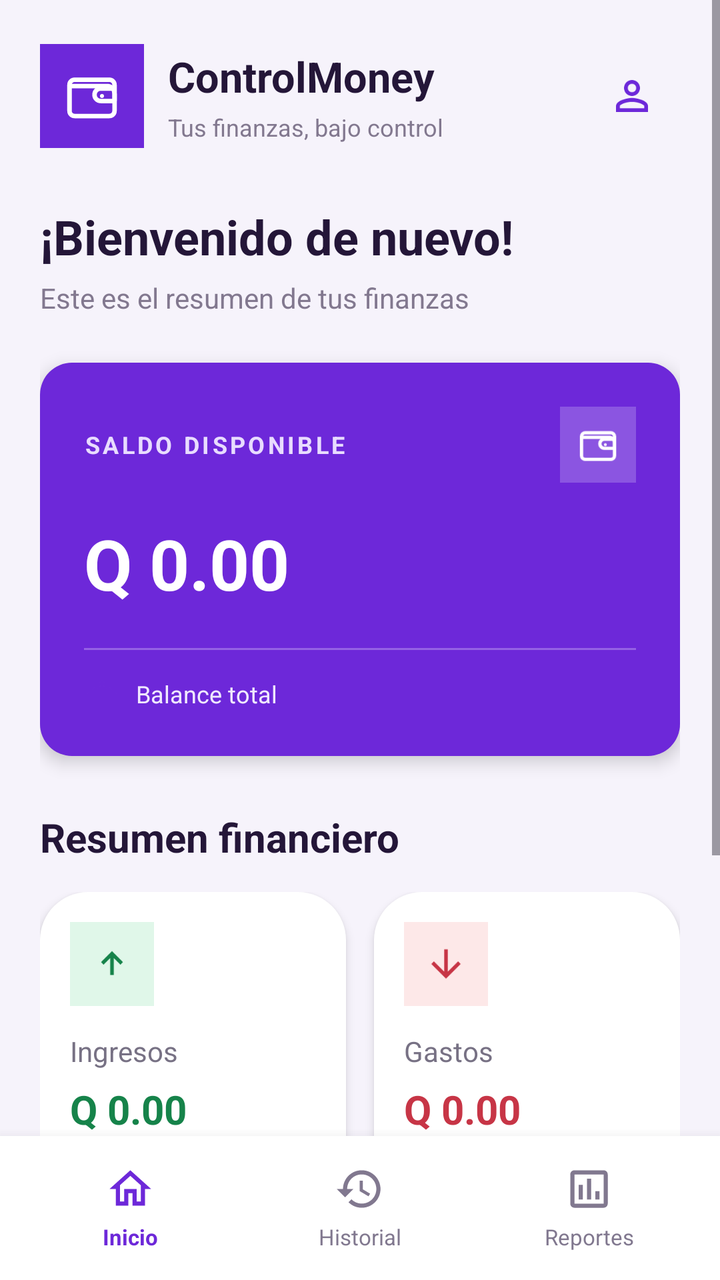
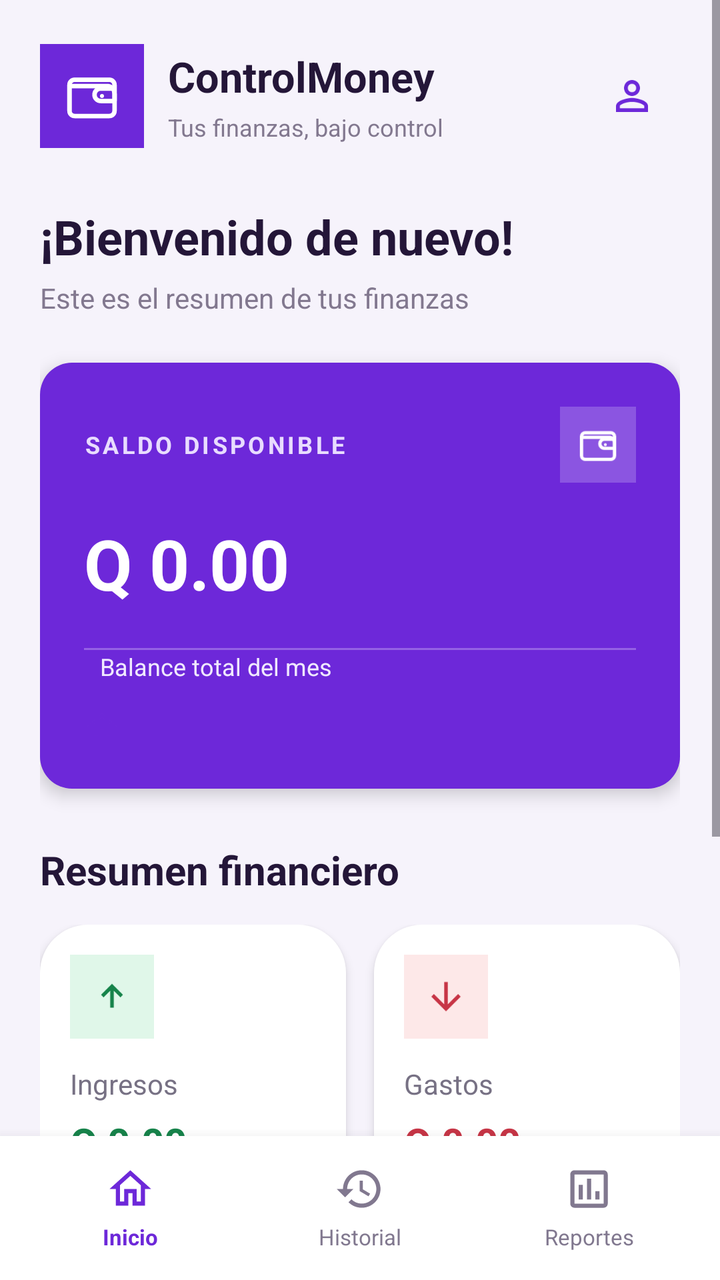

Screens rendered from an Android XML layout before and after an edit, with the pre-edit source and the edit as a unified diff.
<!-- AndroidManifest.xml: application theme Theme.ControlMoney -->
<!-- res/layout/activity_inicio.xml -->
<?xml version="1.0" encoding="utf-8"?>
<LinearLayout xmlns:android="http://schemas.android.com/apk/res/android"
    xmlns:app="http://schemas.android.com/apk/res-auto"
    android:layout_width="match_parent"
    android:layout_height="match_parent"
    android:orientation="vertical"
    android:background="#F6F3FB">

    <ScrollView
        android:layout_width="match_parent"
        android:layout_height="0dp"
        android:layout_weight="1"
        android:fillViewport="true">

        <LinearLayout
            android:layout_width="match_parent"
            android:layout_height="wrap_content"
            android:orientation="vertical"
            android:paddingStart="20dp"
            android:paddingEnd="20dp"
            android:paddingTop="22dp"
            android:paddingBottom="24dp">

            
            <LinearLayout
                android:layout_width="match_parent"
                android:layout_height="wrap_content"
                android:gravity="center_vertical"
                android:orientation="horizontal">

                <ImageView
                    android:layout_width="52dp"
                    android:layout_height="52dp"
                    android:padding="11dp"
                    android:background="#6D28D9"
                    android:src="@drawable/ic_billetera"
                    android:contentDescription="ControlMoney" />

                <LinearLayout
                    android:layout_width="0dp"
                    android:layout_height="wrap_content"
                    android:layout_weight="1"
                    android:orientation="vertical"
                    android:paddingStart="12dp">

                    <TextView
                        android:layout_width="wrap_content"
                        android:layout_height="wrap_content"
                        android:text="ControlMoney"
                        android:textColor="#241638"
                        android:textSize="21sp"
                        android:textStyle="bold" />

                    <TextView
                        android:layout_width="wrap_content"
                        android:layout_height="wrap_content"
                        android:layout_marginTop="3dp"
                        android:text="Tus finanzas, bajo control"
                        android:textColor="#82788F"
                        android:textSize="12sp" />
                </LinearLayout>

                <ImageView
                    android:id="@+id/btnPerfil"
                    android:layout_width="48dp"
                    android:layout_height="48dp"
                    android:padding="12dp"
                    android:src="@drawable/ic_usuario"
                    android:contentDescription="Mi perfil"
                    android:clickable="true"
                    android:focusable="true"
                    app:tint="#6D28D9" />
            </LinearLayout>

            
            <TextView
                android:layout_width="wrap_content"
                android:layout_height="wrap_content"
                android:layout_marginTop="28dp"
                android:text="¡Bienvenido de nuevo!"
                android:textColor="#241638"
                android:textSize="24sp"
                android:textStyle="bold" />

            <TextView
                android:layout_width="wrap_content"
                android:layout_height="wrap_content"
                android:layout_marginTop="5dp"
                android:text="Este es el resumen de tus finanzas"
                android:textColor="#82788F"
                android:textSize="14sp" />

            
            <LinearLayout
                android:layout_width="match_parent"
                android:layout_height="wrap_content"
                android:layout_marginTop="23dp"
                android:orientation="vertical"
                android:padding="22dp"
                android:background="@drawable/fondo_boton_morado"
                android:elevation="5dp">

                <LinearLayout
                    android:layout_width="match_parent"
                    android:layout_height="wrap_content"
                    android:gravity="center_vertical"
                    android:orientation="horizontal">

                    <TextView
                        android:layout_width="0dp"
                        android:layout_height="wrap_content"
                        android:layout_weight="1"
                        android:text="SALDO DISPONIBLE"
                        android:textColor="#E8DCFF"
                        android:textSize="12sp"
                        android:textStyle="bold"
                        android:letterSpacing="0.12" />

                    <ImageView
                        android:layout_width="38dp"
                        android:layout_height="38dp"
                        android:padding="8dp"
                        android:background="#35FFFFFF"
                        android:src="@drawable/ic_billetera"
                        android:contentDescription="Saldo" />
                </LinearLayout>

                <TextView
                    android:id="@+id/tvSaldoDisponible"
                    android:layout_width="match_parent"
                    android:layout_height="wrap_content"
                    android:layout_marginTop="17dp"
                    android:text="Q 0.00"
                    android:textColor="#FFFFFF"
                    android:textSize="35sp"
                    android:textStyle="bold"
                    android:maxLines="1"
                    android:autoSizeTextType="uniform"
                    android:autoSizeMinTextSize="20sp"
                    android:autoSizeMaxTextSize="35sp"
                    android:autoSizeStepGranularity="1sp" />

                <View
                    android:layout_width="match_parent"
                    android:layout_height="1dp"
                    android:layout_marginTop="19dp"
                    android:background="#45FFFFFF" />

                <LinearLayout
                    android:layout_width="match_parent"
                    android:layout_height="wrap_content"
                    android:layout_marginTop="13dp"
                    android:gravity="center_vertical"
                    android:orientation="horizontal">

                    <ImageView
                        android:layout_width="18dp"
                        android:layout_height="18dp"
                        android:src="@drawable/ic_inicio"
                        app:tint="#6D28D9"
                        android:contentDescription="Finanzas" />

                    <TextView
                        android:layout_width="wrap_content"
                        android:layout_height="wrap_content"
                        android:layout_marginStart="8dp"
                        android:text="Balance total"
                        android:textColor="#F0E9FF"
                        android:textSize="12sp" />
                </LinearLayout>
            </LinearLayout>

            
            <TextView
                android:layout_width="wrap_content"
                android:layout_height="wrap_content"
                android:layout_marginTop="27dp"
                android:layout_marginBottom="14dp"
                android:text="Resumen financiero"
                android:textColor="#241638"
                android:textSize="20sp"
                android:textStyle="bold" />

            <LinearLayout
                android:layout_width="match_parent"
                android:layout_height="wrap_content"
                android:orientation="horizontal"
                android:baselineAligned="false">

                
                <LinearLayout
                    android:layout_width="0dp"
                    android:layout_height="wrap_content"
                    android:layout_weight="1"
                    android:layout_marginEnd="7dp"
                    android:orientation="vertical"
                    android:padding="15dp"
                    android:background="@drawable/fondo_tarjeta"
                    android:elevation="3dp">

                    <ImageView
                        android:layout_width="42dp"
                        android:layout_height="42dp"
                        android:padding="10dp"
                        android:background="#E0F7E9"
                        android:src="@drawable/ic_ingreso"
                        app:tint="#16834A"
                        android:contentDescription="Ingresos" />

                    <TextView
                        android:layout_width="wrap_content"
                        android:layout_height="wrap_content"
                        android:layout_marginTop="13dp"
                        android:text="Ingresos"
                        android:textColor="#777184"
                        android:textSize="14sp" />

                    <TextView
                        android:id="@+id/tvTotalIngresos"
                        android:layout_width="match_parent"
                        android:layout_height="wrap_content"
                        android:layout_marginTop="6dp"
                        android:text="Q 0.00"
                        android:textColor="#16834A"
                        android:textSize="20sp"
                        android:textStyle="bold"
                        android:maxLines="1"
                        android:autoSizeTextType="uniform"
                        android:autoSizeMinTextSize="12sp"
                        android:autoSizeMaxTextSize="20sp"
                        android:autoSizeStepGranularity="1sp" />

                    <TextView
                        android:layout_width="wrap_content"
                        android:layout_height="wrap_content"
                        android:layout_marginTop="5dp"
                        android:text="Dinero recibido"
                        android:textColor="#9690A3"
                        android:textSize="11sp" />
                </LinearLayout>

                
                <LinearLayout
                    android:layout_width="0dp"
                    android:layout_height="wrap_content"
                    android:layout_weight="1"
                    android:layout_marginStart="7dp"
                    android:orientation="vertical"
                    android:padding="15dp"
                    android:background="@drawable/fondo_tarjeta"
                    android:elevation="3dp">

                    <ImageView
                        android:layout_width="42dp"
                        android:layout_height="42dp"
                        android:padding="10dp"
                        android:background="#FDE8E8"
                        android:src="@drawable/ic_gasto"
                        app:tint="#C73546"
                        android:contentDescription="Gastos" />

                    <TextView
                        android:layout_width="wrap_content"
                        android:layout_height="wrap_content"
                        android:layout_marginTop="13dp"
                        android:text="Gastos"
                        android:textColor="#777184"
                        android:textSize="14sp" />

                    <TextView
                        android:id="@+id/tvTotalGastos"
                        android:layout_width="match_parent"
                        android:layout_height="wrap_content"
                        android:layout_marginTop="6dp"
                        android:text="Q 0.00"
                        android:textColor="#C73546"
                        android:textSize="20sp"
                        android:textStyle="bold"
                        android:maxLines="1"
                        android:autoSizeTextType="uniform"
                        android:autoSizeMinTextSize="12sp"
                        android:autoSizeMaxTextSize="20sp"
                        android:autoSizeStepGranularity="1sp" />

                    <TextView
                        android:layout_width="wrap_content"
                        android:layout_height="wrap_content"
                        android:layout_marginTop="5dp"
                        android:text="Dinero utilizado"
                        android:textColor="#9690A3"
                        android:textSize="11sp" />
                </LinearLayout>
            </LinearLayout>

            
            <TextView
                android:layout_width="wrap_content"
                android:layout_height="wrap_content"
                android:layout_marginTop="28dp"
                android:layout_marginBottom="13dp"
                android:text="Acciones rápidas"
                android:textColor="#241638"
                android:textSize="20sp"
                android:textStyle="bold" />

            <Button
                android:id="@+id/btnRegistrarMovimiento"
                android:layout_width="match_parent"
                android:layout_height="60dp"
                android:background="@drawable/fondo_boton_morado"
                android:drawableStart="@drawable/ic_agregar"
                android:drawablePadding="10dp"
                android:paddingStart="24dp"
                android:paddingEnd="24dp"
                android:gravity="center"
                android:text="Registrar movimiento"
                android:textAllCaps="false"
                android:textColor="#FFFFFF"
                android:textSize="16sp"
                android:textStyle="bold"
                android:elevation="3dp" />

            
            <Button
                android:id="@+id/btnVerMovimientos"
                android:layout_width="match_parent"
                android:layout_height="1dp"
                android:visibility="gone"
                android:text="Ver movimientos" />

            <Button
                android:id="@+id/btnReportes"
                android:layout_width="match_parent"
                android:layout_height="1dp"
                android:visibility="gone"
                android:text="Consultar reportes" />

        </LinearLayout>
    </ScrollView>

    
    <LinearLayout
        android:layout_width="match_parent"
        android:layout_height="72dp"
        android:orientation="horizontal"
        android:gravity="center"
        android:background="#FFFFFF"
        android:elevation="10dp"
        android:paddingStart="8dp"
        android:paddingEnd="8dp">

        <LinearLayout
            android:id="@+id/navInicio"
            android:layout_width="0dp"
            android:layout_height="match_parent"
            android:layout_weight="1"
            android:orientation="vertical"
            android:gravity="center"
            android:clickable="true"
            android:focusable="true"
            android:background="?android:attr/selectableItemBackground"
            android:contentDescription="Inicio">

            <ImageView
                android:layout_width="25dp"
                android:layout_height="25dp"
                android:src="@drawable/ic_inicio"
                app:tint="#6D28D9"
                android:contentDescription="Inicio" />

            <TextView
                android:layout_width="wrap_content"
                android:layout_height="wrap_content"
                android:layout_marginTop="4dp"
                android:text="Inicio"
                android:textColor="#6D28D9"
                android:textSize="11sp"
                android:textStyle="bold" />
        </LinearLayout>

        <LinearLayout
            android:id="@+id/navHistorial"
            android:layout_width="0dp"
            android:layout_height="match_parent"
            android:layout_weight="1"
            android:orientation="vertical"
            android:gravity="center"
            android:clickable="true"
            android:focusable="true"
            android:background="?android:attr/selectableItemBackground"
            android:contentDescription="Historial">

            <ImageView
                android:layout_width="25dp"
                android:layout_height="25dp"
                android:src="@drawable/ic_historial"
                app:tint="#81788F"
                android:contentDescription="Historial" />

            <TextView
                android:layout_width="wrap_content"
                android:layout_height="wrap_content"
                android:layout_marginTop="4dp"
                android:text="Historial"
                android:textColor="#81788F"
                android:textSize="11sp" />
        </LinearLayout>

        <LinearLayout
            android:id="@+id/navReportes"
            android:layout_width="0dp"
            android:layout_height="match_parent"
            android:layout_weight="1"
            android:orientation="vertical"
            android:gravity="center"
            android:clickable="true"
            android:focusable="true"
            android:background="?android:attr/selectableItemBackground"
            android:contentDescription="Reportes">

            <ImageView
                android:layout_width="25dp"
                android:layout_height="25dp"
                android:src="@drawable/ic_reportes"
                app:tint="#81788F"
                android:contentDescription="Reportes" />

            <TextView
                android:layout_width="wrap_content"
                android:layout_height="wrap_content"
                android:layout_marginTop="4dp"
                android:text="Reportes"
                android:textColor="#81788F"
                android:textSize="11sp" />
        </LinearLayout>
    </LinearLayout>

</LinearLayout>
<!-- resources referenced by this layout -->
<resources>
  <!-- drawable fondo_boton_morado (drawable) -->
  <?xml version="1.0" encoding="utf-8"?>
  <shape xmlns:android="http://schemas.android.com/apk/res/android"
      android:shape="rectangle">
  
      <solid android:color="#6D28D9" />
  
      <corners android:radius="16dp" />
  
  </shape>
  <!-- drawable fondo_tarjeta (drawable) -->
  <?xml version="1.0" encoding="utf-8"?>
  <shape xmlns:android="http://schemas.android.com/apk/res/android"
      android:shape="rectangle">
  
      <solid android:color="#FFFFFF" />
  
      <corners android:radius="24dp" />
  
  </shape>
  <!-- drawable ic_agregar (drawable) -->
  <vector xmlns:android="http://schemas.android.com/apk/res/android" android:height="24dp" android:tint="#6D28D9" android:viewportHeight="960" android:viewportWidth="960" android:width="24dp">
        
      <path android:fillColor="@android:color/white" android:pathData="M440,520L200,520L200,440L440,440L440,200L520,200L520,440L760,440L760,520L520,520L520,760L440,760L440,520Z"/>
      
  </vector>
  <!-- drawable ic_gasto (drawable) -->
  <vector xmlns:android="http://schemas.android.com/apk/res/android" android:height="24dp" android:tint="#6D28D9" android:viewportHeight="960" android:viewportWidth="960" android:width="24dp">
        
      <path android:fillColor="@android:color/white" android:pathData="M440,160L440,647L216,423L160,480L480,800L800,480L744,423L520,647L520,160L440,160Z"/>
      
  </vector>
  <!-- drawable ic_historial (drawable) -->
  <vector xmlns:android="http://schemas.android.com/apk/res/android" android:height="24dp" android:tint="#6D28D9" android:viewportHeight="24" android:viewportWidth="24" android:width="24dp">
        
      <path android:fillColor="@android:color/white" android:pathData="M13,3c-4.97,0 -9,4.03 -9,9L1,12l3.89,3.89 0.07,0.14L9,12L6,12c0,-3.87 3.13,-7 7,-7s7,3.13 7,7 -3.13,7 -7,7c-1.93,0 -3.68,-0.79 -4.94,-2.06l-1.42,1.42C8.27,19.99 10.51,21 13,21c4.97,0 9,-4.03 9,-9s-4.03,-9 -9,-9zM12,8v5l4.25,2.52 0.77,-1.28 -3.52,-2.09L13.5,8z"/>
      
  </vector>
  <!-- drawable ic_ingreso (drawable) -->
  <vector xmlns:android="http://schemas.android.com/apk/res/android" android:height="24dp" android:tint="#6D28D9" android:viewportHeight="960" android:viewportWidth="960" android:width="24dp">
        
      <path android:fillColor="@android:color/white" android:pathData="M440,720L440,352L296,496L240,440L480,200L720,440L664,496L520,352L520,720L440,720Z"/>
      
  </vector>
  <!-- drawable ic_inicio (drawable) -->
  <vector xmlns:android="http://schemas.android.com/apk/res/android" android:height="24dp" android:tint="#6D28D9" android:viewportHeight="24" android:viewportWidth="24" android:width="24dp">
        
      <path android:fillColor="@android:color/white" android:pathData="M12,5.69l5,4.5V18h-2v-6H9v6H7v-7.81l5,-4.5M12,3L2,12h3v8h6v-6h2v6h6v-8h3L12,3z"/>
      
  </vector>
  <!-- drawable ic_reportes (drawable) -->
  <vector xmlns:android="http://schemas.android.com/apk/res/android" android:height="24dp" android:tint="#6D28D9" android:viewportHeight="24" android:viewportWidth="24" android:width="24dp">
        
      <path android:fillColor="@android:color/white" android:pathData="M19,3L5,3c-1.1,0 -2,0.9 -2,2v14c0,1.1 0.9,2 2,2h14c1.1,0 2,-0.9 2,-2L21,5c0,-1.1 -0.9,-2 -2,-2zM19,19L5,19L5,5h14v14zM7,10h2v7L7,17zM11,7h2v10h-2zM15,13h2v4h-2z"/>
      
  </vector>
  <style name="Theme.ControlMoney" parent="Base.Theme.ControlMoney" />
  <style name="Base.Theme.ControlMoney" parent="Theme.Material3.DayNight.NoActionBar">
          
          
      </style>
  <!-- unchanged entries left out for length: 2 -->
</resources>

<!-- the commit's change to res/layout/activity_inicio.xml (unified diff, before → after) -->
@@ -146,6 +146,14 @@
                     android:layout_marginTop="19dp"
                     android:background="#45FFFFFF" />
 
+                <TextView
+                    android:layout_width="wrap_content"
+                    android:layout_height="wrap_content"
+                    android:layout_marginStart="8dp"
+                    android:text="Balance total del mes"
+                    android:textColor="#F0E9FF"
+                    android:textSize="12sp" />
+
                 <LinearLayout
                     android:layout_width="match_parent"
                     android:layout_height="wrap_content"
@@ -160,13 +168,6 @@
                         app:tint="#6D28D9"
                         android:contentDescription="Finanzas" />
 
-                    <TextView
-                        android:layout_width="wrap_content"
-                        android:layout_height="wrap_content"
-                        android:layout_marginStart="8dp"
-                        android:text="Balance total"
-                        android:textColor="#F0E9FF"
-                        android:textSize="12sp" />
                 </LinearLayout>
             </LinearLayout>
 
